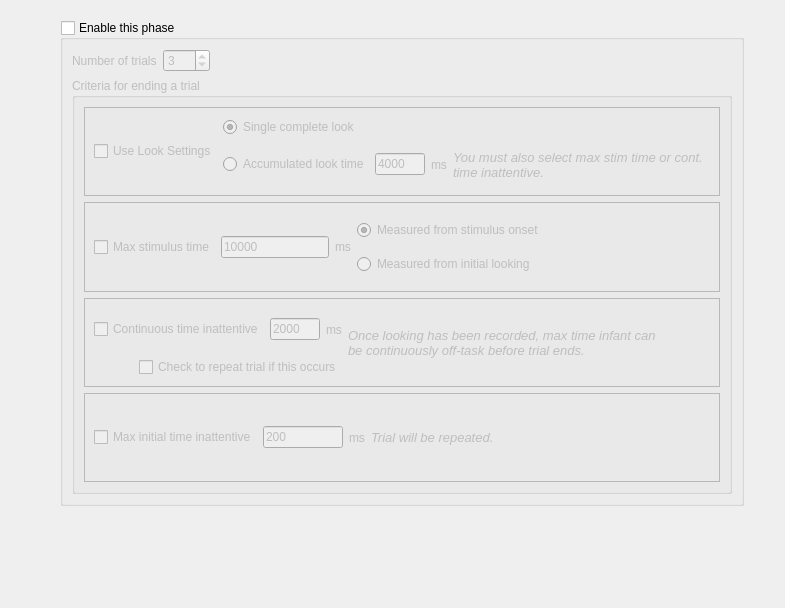
Old version of the form libs/habutil/habit/HPhaseSettingsForm.ui in the repository djsperka/habit2-src.
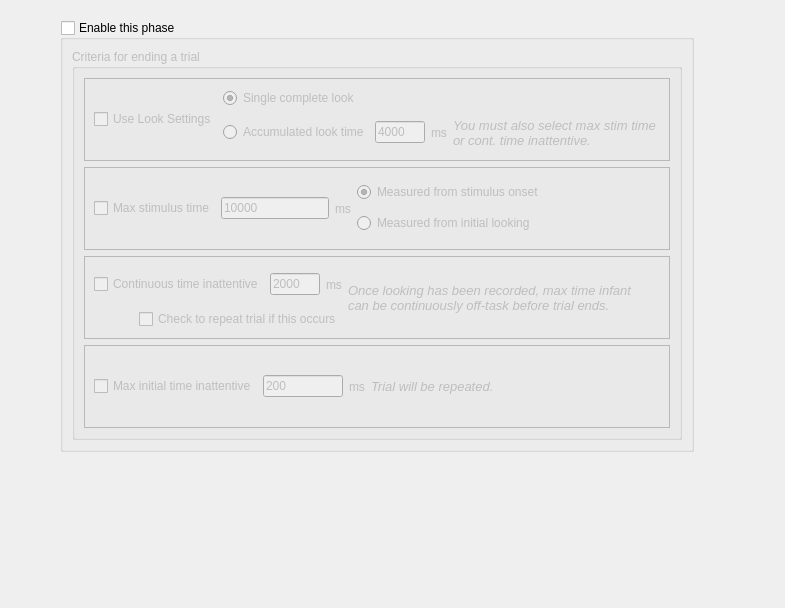
New version of the form.

The edit to the form file:
```diff
--- a/libs/habutil/habit/HPhaseSettingsForm.ui
+++ b/libs/habutil/habit/HPhaseSettingsForm.ui
@@ -21,8 +21,8 @@
     <rect>
      <x>60</x>
      <y>20</y>
-     <width>684</width>
-     <height>486</height>
+     <width>634</width>
+     <height>432</height>
     </rect>
    </property>
    <property name="toolTip">
@@ -38,46 +38,6 @@
     <bool>false</bool>
    </property>
    <layout class="QVBoxLayout" name="verticalLayout_8">
-    <item>
-     <layout class="QHBoxLayout" name="horizontalLayout_7">
-      <item>
-       <widget class="QLabel" name="label">
-        <property name="text">
-         <string>Number of trials</string>
-        </property>
-       </widget>
-      </item>
-      <item>
-       <widget class="QSpinBox" name="spinboxNTrials">
-        <property name="toolTip">
-         <string>For pretest and test phase, this is the number of trials. For habituation phase, this is the MAXIMUM number of trials (the phase may end sooner if the subject habituates, according to your habituation settings.)</string>
-        </property>
-        <property name="minimum">
-         <number>1</number>
-        </property>
-        <property name="maximum">
-         <number>999</number>
-        </property>
-        <property name="value">
-         <number>3</number>
-        </property>
-       </widget>
-      </item>
-      <item>
-       <spacer name="horizontalSpacer">
-        <property name="orientation">
-         <enum>Qt::Horizontal</enum>
-        </property>
-        <property name="sizeHint" stdset="0">
-         <size>
-          <width>40</width>
-          <height>20</height>
-         </size>
-        </property>
-       </spacer>
-      </item>
-     </layout>
-    </item>
     <item>
      <widget class="QGroupBox" name="groupBox_2">
       <property name="title">
```
